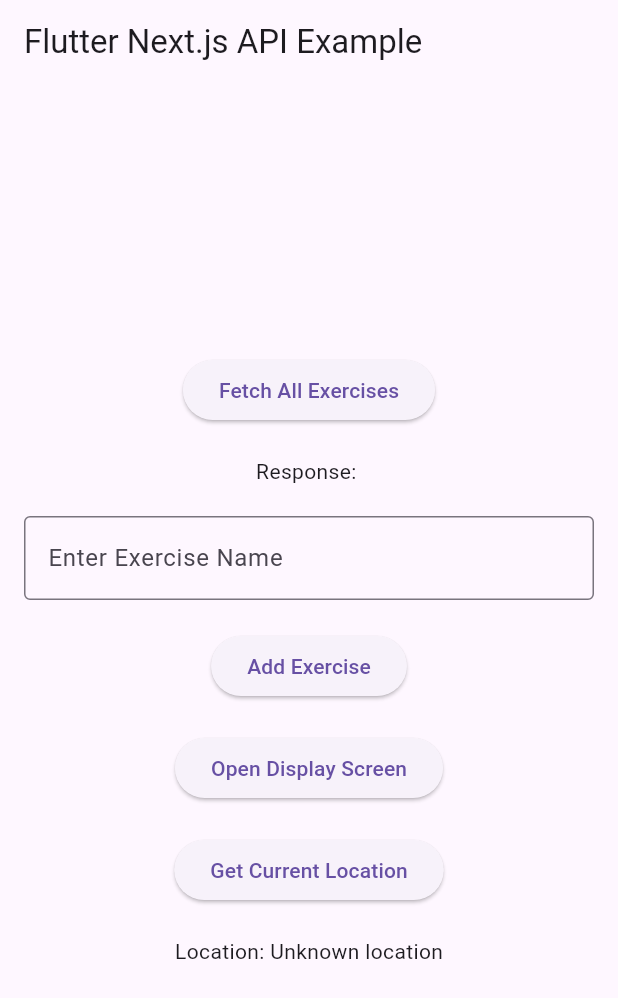
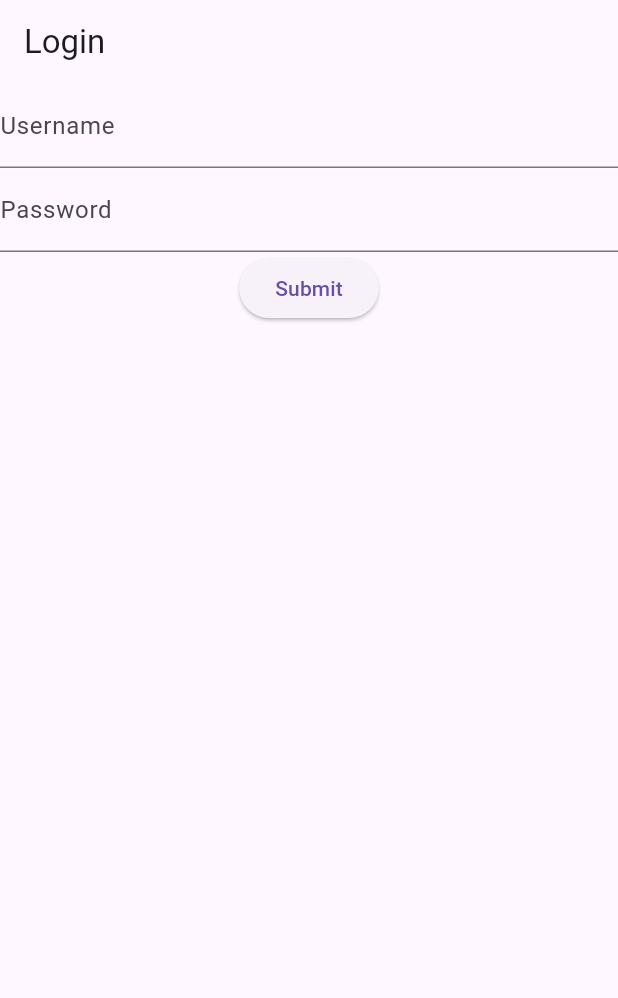
Before and after one commit to Emene-Pesh/MuscleTrackerAndroid, a Flutter app: the screen it shows after launch, on a phone screen of 412 x 824 dp. Shown: the top 998 px of the screen. Run offline on Flutter 3.47's test engine with Material 3 defaults, Android fonts, the phone set to English and light mode, and no system bars; our stand-ins replace geolocator.

Commit message:
Login default Page

```diff
--- a/lib/main.dart
+++ b/lib/main.dart
@@ -2,16 +2,24 @@
 import 'package:flutter/material.dart';
 import 'package:http/http.dart' as http;
 import 'package:geolocator/geolocator.dart';
+import 'package:muscletracker/screens/loginPage.dart';
 
-void main() => runApp(const MyApp());
+void main() {
+  runApp(const MuscleTrackerApp());
+}
 
-class MyApp extends StatelessWidget {
-  const MyApp({super.key});
+class MuscleTrackerApp extends StatelessWidget {
+  const MuscleTrackerApp({super.key});
 
   @override
   Widget build(BuildContext context) {
-    return const MaterialApp(
-      home: MyHomePage(),
+    return MaterialApp(
+      title: 'Muscle Tracker',
+      initialRoute: '/login',
+      routes: {
+        '/home': (context) => const MyHomePage(),
+        '/login': (context) => const LoginPage(),
+      },
     );
   }
 }
@@ -116,9 +124,9 @@
   }
 
   void _openDisplayScreen() {
-    Navigator.push(
+    Navigator.pushNamed(
       context,
-      MaterialPageRoute(builder: (context) => const MyApp()),
+      '/login',
     );
   }
 
--- /dev/null
+++ b/lib/screens/loginPage.dart
@@ -0,0 +1,69 @@
+import 'dart:convert';
+import 'package:flutter/material.dart';
+import 'package:http/http.dart' as http;
+import 'package:geolocator/geolocator.dart';
+
+class LoginPage extends StatefulWidget {
+  const LoginPage({super.key});
+
+  @override
+  _LoginPageState createState() => _LoginPageState();
+}
+
+class _LoginPageState extends State<LoginPage> {
+  final _formKey = GlobalKey<FormState>();
+  final _usernameController = TextEditingController();
+  final _passwordController = TextEditingController();
+
+  @override
+  Widget build(BuildContext context) {
+    return Scaffold(
+      appBar: AppBar(
+        title: Text('Login'),
+      ),
+      body: Form(
+        key: _formKey,
+        child: Column(
+          children: <Widget>[
+            TextFormField(
+              controller: _usernameController,
+              decoration: InputDecoration(labelText: 'Username'),
+              validator: (value) {
+                if (value == null || value.isEmpty) {
+                  return 'Please enter your username';
+                }
+                return null;
+              },
+            ),
+            TextFormField(
+              controller: _passwordController,
+              decoration: InputDecoration(labelText: 'Password'),
+              obscureText: true,
+              validator: (value) {
+                if (value == null || value.isEmpty) {
+                  return 'Please enter your password';
+                }
+                return null;
+              },
+            ),
+            ElevatedButton(
+              onPressed: () {
+                if ((_formKey.currentState?.validate() ?? false)) {
+                  // If the form is valid, display a Snackbar.
+                  ScaffoldMessenger.of(context).showSnackBar(
+                    SnackBar(content: Text('Processing Data')),
+                  );
+                  Navigator.pushNamed(
+                  context,
+                  '/home',
+                );
+                }
+              },
+              child: Text('Submit'),
+            ),
+          ],
+        ),
+      ),
+    );
+  }
+}
```
